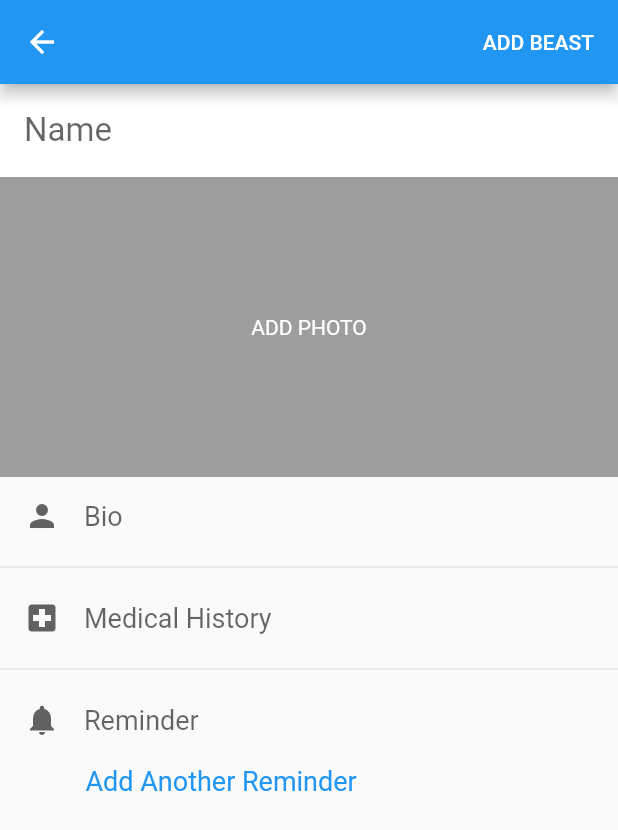
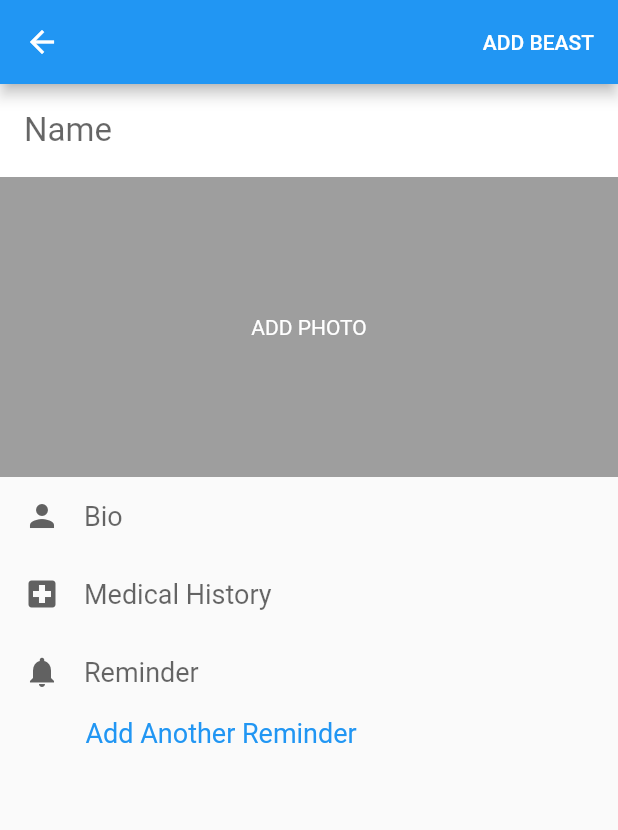
Before and after one commit to hnkhandev/magnificent_beasts, a Flutter app: the screen it shows after launch, after a tap on the "add" icon, on a phone screen of 412 x 824 dp. Shown: the top 830 px of the screen. Run offline on Flutter 3.47's test engine with Material 2 defaults, Android fonts, the phone set to English and light mode, and no system bars; our stand-ins replace image_picker.

Commit message:
Small UI changes

```diff
--- a/lib/add_beast.dart
+++ b/lib/add_beast.dart
@@ -159,7 +159,6 @@ class _AddBeastState extends State<AddBeast> {
                   ],
                 ),
               ),
-              Divider(),
               Container(
                 padding: EdgeInsets.symmetric(horizontal: 16, vertical: 2),
                 child: Row(
@@ -191,7 +190,6 @@ class _AddBeastState extends State<AddBeast> {
                   ],
                 ),
               ),
-              Divider(),
               ListView.builder(
                 physics: NeverScrollableScrollPhysics(),
                 shrinkWrap: true,
--- a/lib/home_page.dart
+++ b/lib/home_page.dart
@@ -21,7 +21,9 @@ class _HomePageState extends State<HomePage> {
         ),
       ),
       body: beasts.length == 0
-          ? Center(child: Text('You have no beasts added!'))
+          ? Center(
+              child: Text('You have no beasts added!',
+                  style: TextStyle(color: Colors.grey[700])))
           : Column(
               crossAxisAlignment: CrossAxisAlignment.stretch,
               mainAxisSize: MainAxisSize.min,
```
